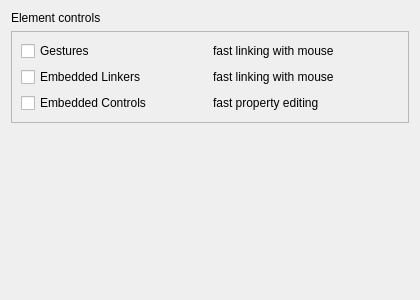
Above: qrgui/dialogs/preferencesPages/featuresPage.ui from qreal/qreal before the change. Below: the same form after it.
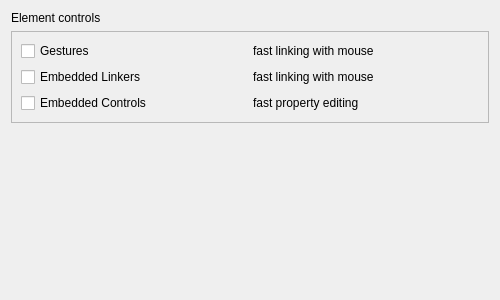
That is the form after the change.

The edit to the form file:
```diff
--- a/qrgui/dialogs/preferencesPages/featuresPage.ui
+++ b/qrgui/dialogs/preferencesPages/featuresPage.ui
@@ -6,7 +6,7 @@
    <rect>
     <x>0</x>
     <y>0</y>
-    <width>420</width>
+    <width>500</width>
     <height>300</height>
    </rect>
   </property>
```
